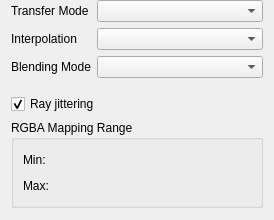
This is tomviz/modules/ModuleVolumeWidget.ui in OpenChemistry/tomviz as Qt 5 draws it before an edit. The edited form follows.
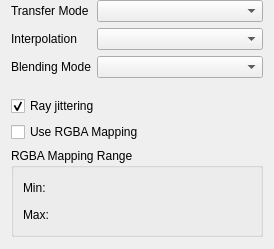
This is the edited form. Custom widgets are drawn as their Qt base class.

Commit message:
Add checkbox for RGBA mapping, use norm by default
If there is more than one component, show the norm of the data
by default. If there are 3 components, then allow RGBA mapping
to be checked. If checked, the RGBA mapping ranges appear, and
the data will use RGBA mapping.

What changed in the file:
```diff
--- a/tomviz/modules/ModuleVolumeWidget.ui
+++ b/tomviz/modules/ModuleVolumeWidget.ui
@@ -7,7 +7,7 @@
     <x>0</x>
     <y>0</y>
     <width>274</width>
-    <height>220</height>
+    <height>249</height>
    </rect>
   </property>
   <property name="windowTitle">
@@ -64,6 +64,16 @@
      </property>
     </widget>
    </item>
+   <item>
+    <widget class="QCheckBox" name="useRgbaMapping">
+     <property name="toolTip">
+      <string>&lt;html&gt;&lt;head/&gt;&lt;body&gt;&lt;p&gt;This option is for 3-component data only. If checked, the three components will be mapped directly to RGB values, where the first, second, and third components are mapped to red, green, and blue, respectively, instead of using the color map to determine color. Additionally, the norm will be used along with the opacity editor to compute opacity.&lt;/p&gt;&lt;p&gt;The RGBA mapping range is used to determine the range of data values that get rescaled to the RGB color range.&lt;/p&gt;&lt;p&gt;If unchecked, the norm of the data is displayed instead.&lt;/p&gt;&lt;/body&gt;&lt;/html&gt;</string>
+     </property>
+     <property name="text">
+      <string>Use RGBA Mapping</string>
+     </property>
+    </widget>
+   </item>
    <item>
     <widget class="QGroupBox" name="groupRgbaMappingRange">
      <property name="title">
```
Left out of the diff: 23 changed lines with no effect on the pictures. The commit also changes 4 other files.
